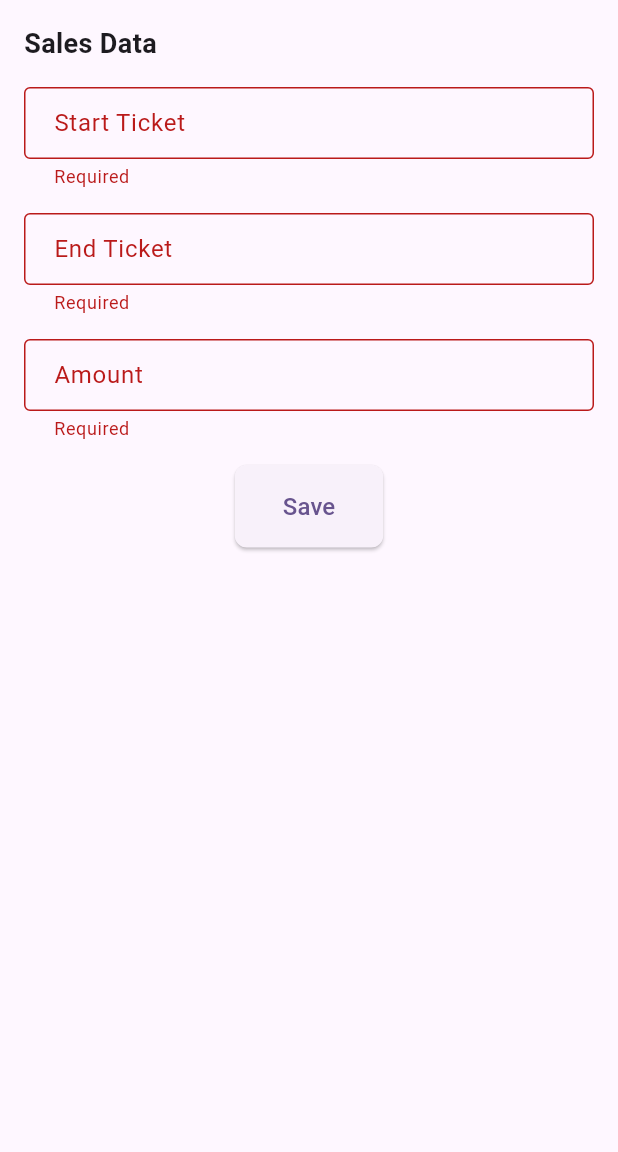
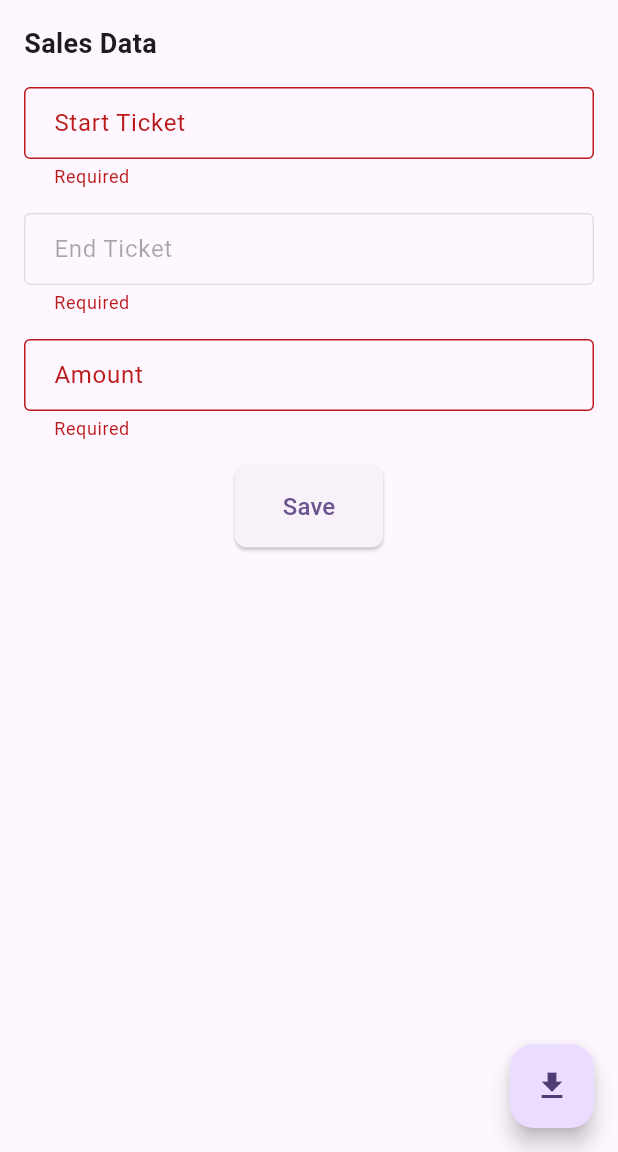
Before and after one commit to notOsteen/Ticket-Collection, a Flutter app: the screen it shows after launch, after a tap on "Save", on a phone screen of 412 x 824 dp, the part 84-1236 px from its top. Run offline on Flutter 3.47's test engine with Material 3 defaults, Android fonts, the light colour scheme and no system bars; our stand-ins replace open_filex, pdf, permission_handler, shared_preferences.

Commit message:
changed splash and logo,added ticket count

```diff
--- a/lib/gen/assets.gen.dart
+++ b/lib/gen/assets.gen.dart
@@ -12,10 +12,11 @@ import 'package:flutter/widgets.dart';
 class Assets {
   const Assets._();
 
-  static const AssetGenImage splash = AssetGenImage('assets/splash.jpeg');
+  static const AssetGenImage splashJpeg = AssetGenImage('assets/splash.jpeg');
+  static const AssetGenImage splashPng = AssetGenImage('assets/splash.png');
 
   /// List of all assets
-  static List<AssetGenImage> get values => [splash];
+  static List<AssetGenImage> get values => [splashJpeg, splashPng];
 }
 
 class AssetGenImage {
--- a/lib/models/ticket_data.dart
+++ b/lib/models/ticket_data.dart
@@ -6,6 +6,7 @@ class TicketData {
   final String amount;
   final String total;
   final String date;
+  final int count;
 
   TicketData({
     required this.startTicket,
@@ -13,6 +14,7 @@ class TicketData {
     required this.amount,
     required this.total,
     required this.date,
+    required this.count,
   });
 
   factory TicketData.fromJson(Map<String, dynamic> json) {
@@ -22,6 +24,7 @@ class TicketData {
       amount: json['amount'],
       total: json['total'],
       date: json['date'],
+      count: json['count'],
     );
   }
 
@@ -32,6 +35,7 @@ class TicketData {
       'amount': amount,
       'total': total,
       'date': date,
+      'count': count,
     };
   }
 }
--- a/lib/screens/homepage.dart
+++ b/lib/screens/homepage.dart
@@ -27,6 +27,10 @@ class _MyHomePageState extends State<MyHomePage> {
     _loadSavedData();
   }
 
+  bool get isEndTicketEnabled {
+    return startTicketController.text.isNotEmpty;
+  }
+
   Future<void> _loadSavedData() async {
     SharedPreferences prefs = await SharedPreferences.getInstance();
     String? savedDate = prefs.getString('date');
@@ -47,6 +51,8 @@ class _MyHomePageState extends State<MyHomePage> {
   }
 
   Future<void> _saveData() async {
+    if (mounted) hideKeyboard(context);
+
     if (!_formKey.currentState!.validate()) return;
 
     SharedPreferences prefs = await SharedPreferences.getInstance();
@@ -59,7 +65,9 @@ class _MyHomePageState extends State<MyHomePage> {
     int end = int.tryParse(endTicket) ?? 0;
     double amt = double.tryParse(amount) ?? 0.0;
 
-    double total = (end - start) * amt;
+    int count = (start <= end) ? (end - start) : 0;
+    double total = count * amt;
+
     String currentDate = DateTime.now().toLocal().toString().split(' ')[0];
 
     TicketData data = TicketData(
@@ -68,11 +76,8 @@ class _MyHomePageState extends State<MyHomePage> {
       amount: amount,
       total: total.toStringAsFixed(2),
       date: currentDate,
+      count: count,
     );
-
-    setState(() {
-      savedDataList.add(data);
-    });
 
     String savedDataJson =
         jsonEncode(savedDataList.map((item) => item.toJson()).toList());
@@ -82,10 +87,13 @@ class _MyHomePageState extends State<MyHomePage> {
     startTicketController.clear();
     endTicketController.clear();
     amountController.clear();
-    if (mounted) hideKeyboard(context);
+
+    setState(() {
+      savedDataList.add(data);
+    });
   }
 
-  void _deleteItem(int index) async {
+  Future<void> _deleteItem(int index) async {
     SharedPreferences prefs = await SharedPreferences.getInstance();
     setState(() {
       savedDataList.removeAt(index);
@@ -95,11 +103,53 @@ class _MyHomePageState extends State<MyHomePage> {
     await prefs.setString('savedDataList', updatedJson);
   }
 
+  void _clearAll(BuildContext context) async {
+    bool? shouldClear = await showDialog<bool>(
+      context: context,
+      builder: (BuildContext context) {
+        return AlertDialog(
+          title: const Text('Warning'),
+          content: const Text(
+              'Are you sure you want to clear all data? This action cannot be undone.'),
+          actions: <Widget>[
+            TextButton(
+              child: const Text('Cancel'),
+              onPressed: () {
+                Navigator.of(context).pop(false);
+              },
+            ),
+            TextButton(
+              child: const Text('Clear'),
+              onPressed: () {
+                Navigator.of(context).pop(true);
+              },
+            ),
+          ],
+        );
+      },
+    );
+
+    if (shouldClear == true) {
+      SharedPreferences prefs = await SharedPreferences.getInstance();
+      setState(() {
+        savedDataList.clear();
+      });
+      prefs.clear();
+      startTicketController.clear();
+      endTicketController.clear();
+      amountController.clear();
+    }
+  }
+
   double get totalCollected {
     return savedDataList.fold(
       0.0,
       (sum, item) => sum + (double.tryParse(item.total) ?? 0.0),
     );
+  }
+
+  int get totalCount {
+    return savedDataList.fold(0, (sum, item) => sum + item.count);
   }
 
   @override
@@ -123,6 +173,10 @@ class _MyHomePageState extends State<MyHomePage> {
           style: TextStyle(color: Colors.white),
         ),
         centerTitle: true,
+      ),
+      floatingActionButton: FloatingActionButton(
+        onPressed: () => downloadPdf(context, savedDataList),
+        child: const Icon(Icons.download),
       ),
       body: Padding(
         padding: const EdgeInsets.all(16.0),
@@ -150,6 +204,9 @@ class _MyHomePageState extends State<MyHomePage> {
                 inputFormatters: [FilteringTextInputFormatter.digitsOnly],
                 validator: (value) =>
                     value == null || value.isEmpty ? 'Required' : null,
+                onChanged: (text) {
+                  setState(() {});
+                },
               ),
               const SizedBox(height: 16),
               TextFormField(
@@ -161,8 +218,18 @@ class _MyHomePageState extends State<MyHomePage> {
                 ),
                 keyboardType: TextInputType.number,
                 inputFormatters: [FilteringTextInputFormatter.digitsOnly],
-                validator: (value) =>
-                    value == null || value.isEmpty ? 'Required' : null,
+                validator: (value) {
+                  if (value == null || value.isEmpty) {
+                    return 'Required';
+                  }
+                  int start = int.tryParse(startTicketController.text) ?? 0;
+                  int end = int.tryParse(value) ?? 0;
+                  if (end <= start) {
+                    return 'End ticket should be greater than start ticket';
+                  }
+                  return null;
+                },
+                enabled: isEndTicketEnabled,
               ),
               const SizedBox(height: 16),
               TextFormField(
@@ -210,10 +277,8 @@ class _MyHomePageState extends State<MyHomePage> {
                             ),
                           ),
                           IconButton(
-                            icon:
-                                const Icon(Icons.download, color: Colors.blue),
-                            onPressed: () =>
-                                downloadPdf(context, savedDataList),
+                            icon: const Icon(Icons.delete, color: Colors.red),
+                            onPressed: () => _clearAll(context),
                           ),
                         ],
                       ),
@@ -221,12 +286,25 @@ class _MyHomePageState extends State<MyHomePage> {
                       Expanded(
                         child: SingleChildScrollView(
                           scrollDirection: Axis.vertical,
+                          child: SingleChildScrollView(
+                            scrollDirection: Axis.horizontal,
                             child: DataTable(
                               columns: const <DataColumn>[
-                              DataColumn(label: Text('Start')),
-                              DataColumn(label: Text('End')),
-                              DataColumn(label: Text('Amount')),
-                              DataColumn(label: Text('Total')),
+                                DataColumn(
+                                    label: Text('Start',
+                                        style: TextStyle(fontSize: 12))),
+                                DataColumn(
+                                    label: Text('End',
+                                        style: TextStyle(fontSize: 12))),
+                                DataColumn(
+                                    label: Text('Amount',
+                                        style: TextStyle(fontSize: 12))),
+                                DataColumn(
+                                    label: Text('Count',
+                                        style: TextStyle(fontSize: 12))),
+                                DataColumn(
+                                    label: Text('Total',
+                                        style: TextStyle(fontSize: 12))),
                               ],
                               rows: [
                                 ...savedDataList.asMap().entries.map(
@@ -235,12 +313,32 @@ class _MyHomePageState extends State<MyHomePage> {
                                     final index = entry.key;
                                     return DataRow(
                                       cells: <DataCell>[
-                                      DataCell(Text(ticket.startTicket)),
-                                      DataCell(Text(ticket.endTicket)),
-                                      DataCell(Text(ticket.amount)),
-                                      DataCell(Text(ticket.total)),
+                                        DataCell(Text(ticket.startTicket,
+                                            style:
+                                                const TextStyle(fontSize: 12))),
+                                        DataCell(Text(ticket.endTicket,
+                                            style:
+                                                const TextStyle(fontSize: 12))),
+                                        DataCell(Text(ticket.amount,
+                                            style:
+                                                const TextStyle(fontSize: 12))),
+                                        DataCell(Text(ticket.count.toString(),
+                                            style:
+                                                const TextStyle(fontSize: 12))),
+                                        DataCell(Text(
+                                          double.tryParse(ticket.total)
+                                                      ?.remainder(1) ==
+                                                  0
+                                              ? double.parse(ticket.total)
+                                                  .toInt()
+                                                  .toString()
+                                              : double.parse(ticket.total)
+                                                  .toStringAsFixed(2),
+                                          style: const TextStyle(fontSize: 12),
+                                        )),
                                       ],
-                                    onLongPress: () => _showDeleteDialog(index),
+                                      onLongPress: () =>
+                                          _showDeleteDialog(index),
                                     );
                                   },
                                 ),
@@ -248,16 +346,24 @@ class _MyHomePageState extends State<MyHomePage> {
                                   color:
                                       WidgetStateProperty.all(Colors.grey[300]),
                                   cells: <DataCell>[
-                                  const DataCell(Text(
-                                    'Total',
-                                    style:
-                                        TextStyle(fontWeight: FontWeight.bold),
-                                  )),
-                                  const DataCell(Text('')),
-                                  const DataCell(Text('')),
+                                    const DataCell(Text('Total',
+                                        style: TextStyle(
+                                            fontSize: 12,
+                                            fontWeight: FontWeight.bold))),
+                                    const DataCell(Text('',
+                                        style: TextStyle(fontSize: 12))),
+                                    const DataCell(Text('',
+                                        style: TextStyle(fontSize: 12))),
+                                    DataCell(Text(totalCount.toString(),
+                                        style: const TextStyle(
+                                            fontSize: 12,
+                                            fontWeight: FontWeight.bold))),
                                     DataCell(Text(
-                                    totalCollected.toStringAsFixed(2),
+                                      totalCollected % 1 == 0
+                                          ? totalCollected.toInt().toString()
+                                          : totalCollected.toStringAsFixed(2),
                                       style: const TextStyle(
+                                          fontSize: 12,
                                           fontWeight: FontWeight.bold),
                                     )),
                                   ],
@@ -266,6 +372,7 @@ class _MyHomePageState extends State<MyHomePage> {
                             ),
                           ),
                         ),
+                      )
                     ],
                   ),
                 ),
@@ -276,7 +383,6 @@ class _MyHomePageState extends State<MyHomePage> {
     );
   }
 
-  // Method to show the delete confirmation dialog with row details
   void _showDeleteDialog(int index) {
     TicketData ticket = savedDataList[index];
     showDialog(
@@ -291,6 +397,7 @@ class _MyHomePageState extends State<MyHomePage> {
               Text('Start Ticket: ${ticket.startTicket}'),
               Text('End Ticket: ${ticket.endTicket}'),
               Text('Amount: ${ticket.amount}'),
+              Text('Count: ${ticket.count}'),
               Text('Total: ${ticket.total}'),
               const SizedBox(height: 16),
               const Text('Are you sure you want to delete this entry?'),
--- a/lib/screens/splash.dart
+++ b/lib/screens/splash.dart
@@ -9,7 +9,7 @@ class SplashScreen extends StatelessWidget {
   @override
   Widget build(BuildContext context) {
     WidgetsBinding.instance.addPostFrameCallback((_) {
-      precacheImage(Assets.splash.provider(), context);
+      precacheImage(Assets.splashPng.provider(), context);
 
       Future.delayed(const Duration(seconds: 3), () {
         if (context.mounted) {
@@ -23,7 +23,7 @@ class SplashScreen extends StatelessWidget {
 
     return Scaffold(
       body: SizedBox.expand(
-        child: Assets.splash.image(fit: BoxFit.cover),
+        child: Assets.splashPng.image(fit: BoxFit.cover),
       ),
     );
   }
```
Also changed, not shown: lib/utils/download_report.dart (+39 -3 lines), assets/splash.png (added), 21 other files. Lines whose indentation alone changed are shown as unchanged.
